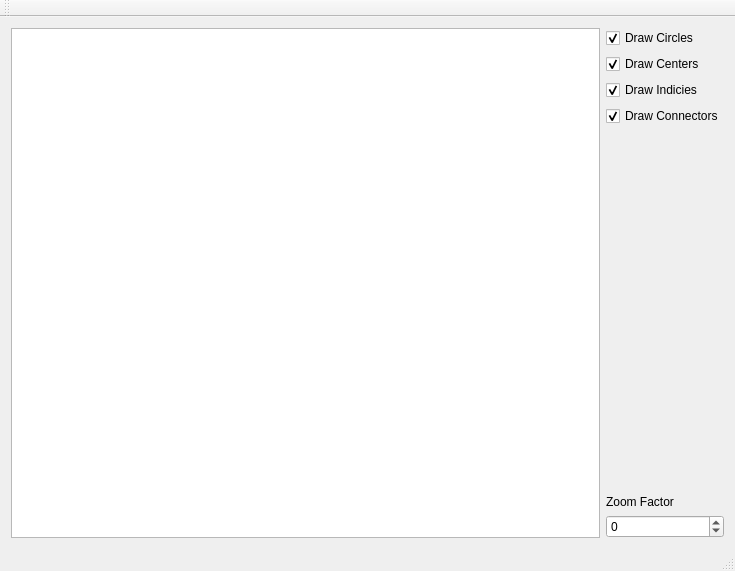
Above: mainwindow.ui from Nomadluap/circles before the change. Below: the same form after it.
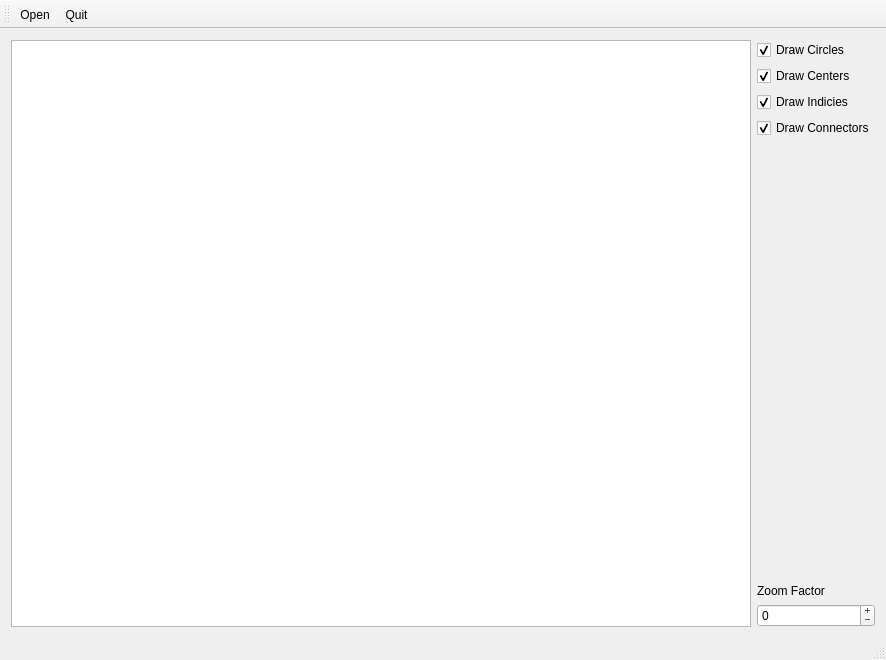
That is the form after the change.

Diff of the .ui file:
```diff
--- a/mainwindow.ui
+++ b/mainwindow.ui
@@ -6,8 +6,8 @@
    <rect>
     <x>0</x>
     <y>0</y>
-    <width>735</width>
-    <height>571</height>
+    <width>886</width>
+    <height>660</height>
    </rect>
   </property>
   <property name="windowTitle">
@@ -92,6 +92,15 @@
       </item>
       <item>
        <widget class="QSpinBox" name="spinZoom">
+        <property name="sizePolicy">
+         <sizepolicy hsizetype="Minimum" vsizetype="Fixed">
+          <horstretch>0</horstretch>
+          <verstretch>0</verstretch>
+         </sizepolicy>
+        </property>
+        <property name="buttonSymbols">
+         <enum>QAbstractSpinBox::PlusMinus</enum>
+        </property>
         <property name="minimum">
          <number>-10</number>
         </property>
@@ -104,25 +113,36 @@
     </item>
    </layout>
   </widget>
-  <widget class="QMenuBar" name="menuBar">
-   <property name="geometry">
-    <rect>
-     <x>0</x>
-     <y>0</y>
-     <width>735</width>
-     <height>21</height>
-    </rect>
+  <widget class="QStatusBar" name="statusBar"/>
+  <widget class="QToolBar" name="toolBar">
+   <property name="windowTitle">
+    <string>toolBar</string>
    </property>
-  </widget>
-  <widget class="QToolBar" name="mainToolBar">
    <attribute name="toolBarArea">
     <enum>TopToolBarArea</enum>
    </attribute>
    <attribute name="toolBarBreak">
     <bool>false</bool>
    </attribute>
+   <addaction name="actionOpen"/>
+   <addaction name="actionQuit"/>
   </widget>
-  <widget class="QStatusBar" name="statusBar"/>
+  <action name="actionOpen">
+   <property name="text">
+    <string>Open</string>
+   </property>
+   <property name="shortcut">
+    <string>O</string>
+   </property>
+  </action>
+  <action name="actionQuit">
+   <property name="text">
+    <string>Quit</string>
+   </property>
+   <property name="shortcut">
+    <string>Q</string>
+   </property>
+  </action>
  </widget>
  <layoutdefault spacing="6" margin="11"/>
  <resources/>
```
Left out of the diff: 21 changed lines with no effect on the pictures.
